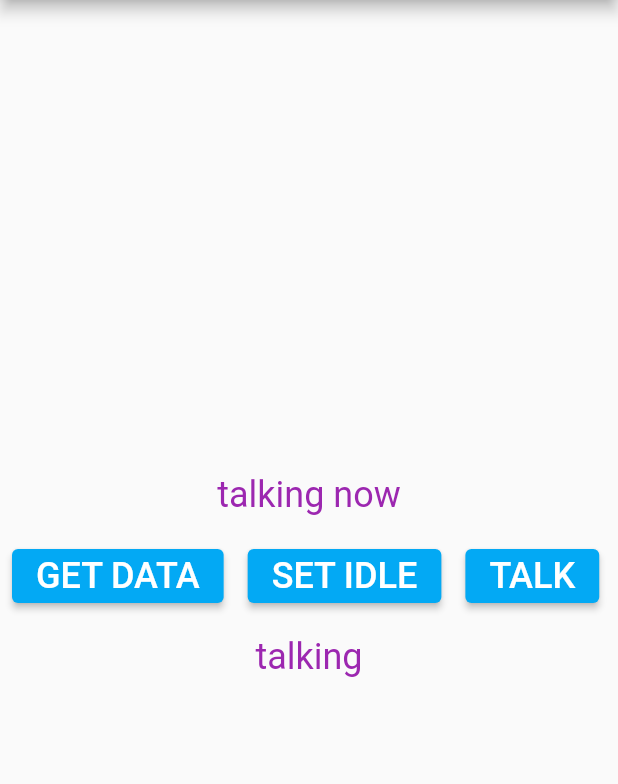
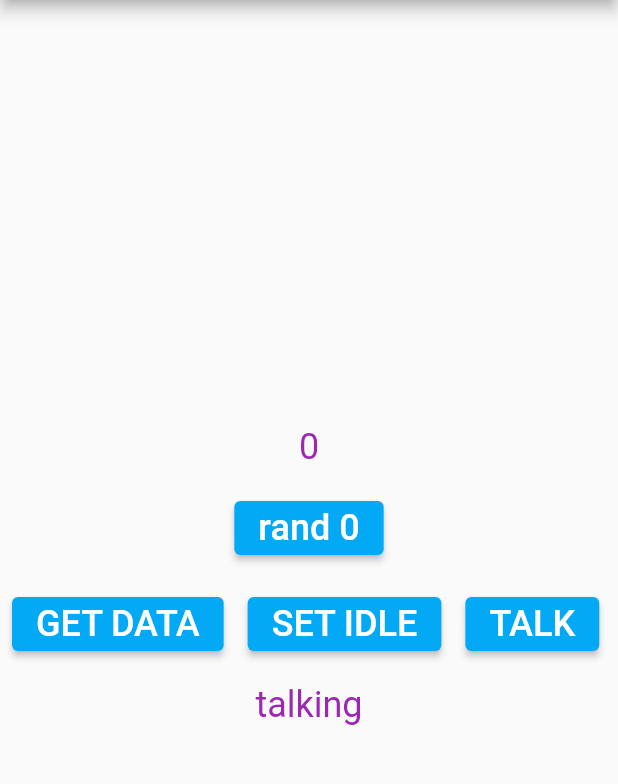
Before and after one commit to Thanoon12k/hand-moving-sensor, a Flutter app: the screen it shows after launch, after a tap on "GET DATA", after a tap on "SET IDLE", after a tap on "TALK", on a phone screen of 412 x 824 dp, the part 84-868 px from its top. Run offline on Flutter 3.47's test engine with Material 2 defaults, Android fonts, the phone set to English and light mode, and no system bars; our stand-ins replace get.

Commit message:
bad controller stream

```diff
--- a/lib/controller.dart
+++ b/lib/controller.dart
@@ -7,15 +7,14 @@ import 'package:flutter/material.dart';
 import 'package:get/get.dart';
 
 class EspManager extends GetxController {
+  late Future waitintime = Future.delayed(const Duration(seconds: 2));
+  RxString new_word = "no word".obs;
   RxString mode = "idle".obs;
   RxBool waiting_now = false.obs;
   late Socket espsocket;
+  StreamController<String?> espscon = StreamController();
 
-  @override
-  void onInit() {
-    super.onInit();
-    _initSocket();
-  }
+  late Stream<String?> mydatastream = espscon.stream.asBroadcastStream();
 
   void _initSocket() async {
     try {
@@ -29,35 +28,22 @@ class EspManager extends GetxController {
     }
   }
 
-  late Future waitintime = Future.delayed(const Duration(seconds: 2));
-  Stream<String?> GetNextWord() async* {
-    await for (var mod in mode.stream) {
-      if (mod == "idle") {
-        yield "idle";
-      } else if (mod == "talking") {
-        yield "talking now";
-      } else if (mod == "esp") {
-        mode.value = "esp";
-        waiting_now.value = true;
-        var _espconnected = await isespconnected();
-        waiting_now.value = false;
-        // while (_espconnected) {
-        waiting_now.value = true;
-        await waitintime;
-        String nextword = await GetEspData();
-        waiting_now.value = false;
-        yield nextword;
-        // }
-      } else {
-        yield "null";
-      }
+  Future<String> GetEspData() async {
+    waiting_now.value = true;
+    await waitintime;
+    waiting_now.value = false;
+
+    var randint = Random().nextInt(10);
+    espscon.sink.add((randint * 3).toString());
+    debugPrint(randint.toString());
+    new_word.value = "rand ${randint.toString()}";
+    if (mode == "esp" && false==true) {
+
+      GetEspData();
     }
-  }
+    return "rand ${randint.toString()}";
 
-  Future<String> GetEspData() async {
     try {
-
-
       var new_word = await espsocket.transform(StreamTransformer.fromHandlers(
         handleData: (data, sink) {
           sink.add(utf8.decode(data));
@@ -73,4 +59,10 @@ class EspManager extends GetxController {
   Future<bool> isespconnected() async {
     return true;
   }
+
+  @override
+  void onInit() {
+    super.onInit();
+    _initSocket();
+  }
 }
--- a/lib/home.dart
+++ b/lib/home.dart
@@ -9,8 +9,6 @@ class HomeScreen extends StatelessWidget {
   var buttontext = "new";
   @override
   Widget build(BuildContext context) {
-    Stream<String?> ss = espcontroller.GetNextWord();
-
     return Scaffold(
         appBar: AppBar(
           title: const Text(
@@ -22,7 +20,7 @@ class HomeScreen extends StatelessWidget {
           mainAxisAlignment: MainAxisAlignment.center,
           children: [
             StreamBuilder<String?>(
-                stream: ss,
+                stream: espcontroller.mydatastream,
                 builder: (_, snapshot) {
                   debugPrint("sanp ${snapshot.connectionState.name}");
                   if (snapshot.hasData) {
@@ -35,6 +33,11 @@ class HomeScreen extends StatelessWidget {
                     );
                   }
                 }),
+            Obx(
+              () => MyButton(
+                  buttontext: espcontroller.new_word.value,
+                  controller: espcontroller),
+            ),
             Row(
               children: [
                 MyButton(buttontext: "GET DATA", controller: espcontroller),
@@ -72,13 +75,13 @@ class MyButton extends StatelessWidget {
       child: ElevatedButton(
           onPressed: () {
             if (buttontext == "GET DATA") {
+              controller.GetEspData();
               controller.mode.value = "esp";
             } else if (buttontext == "TALK") {
               controller.mode.value = "talking";
             } else if (buttontext == "SET IDLE") {
               controller.mode.value = "idle";
             }
-            controller.GetEspData();
           },
           child: Text(
             buttontext,
```
